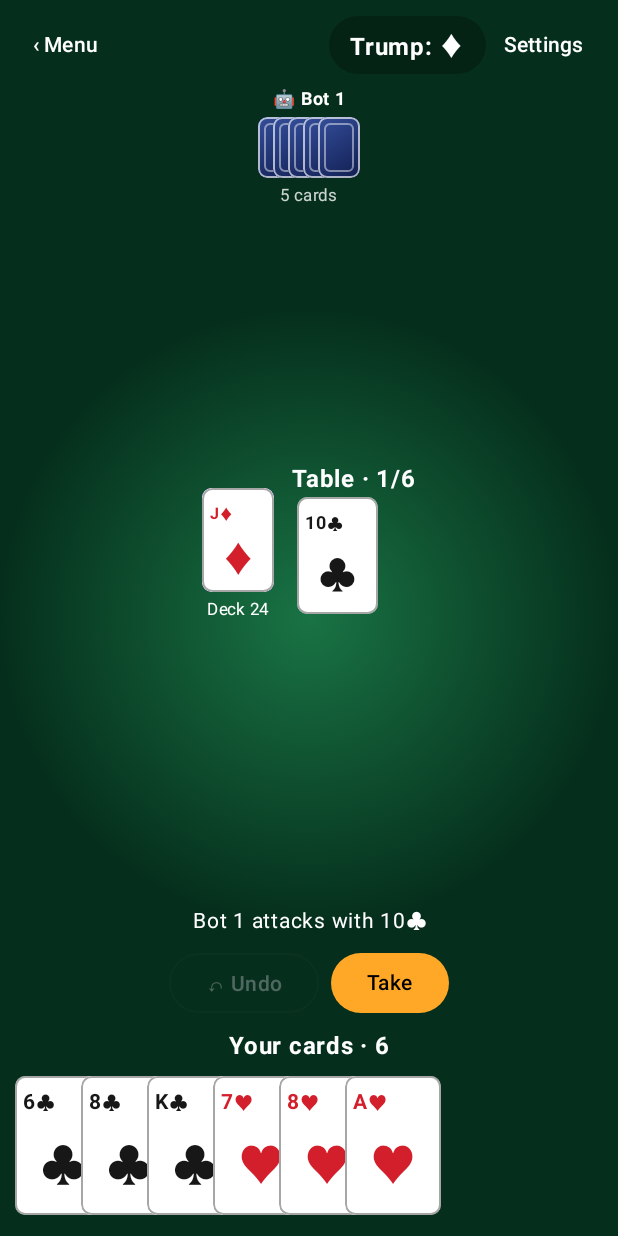
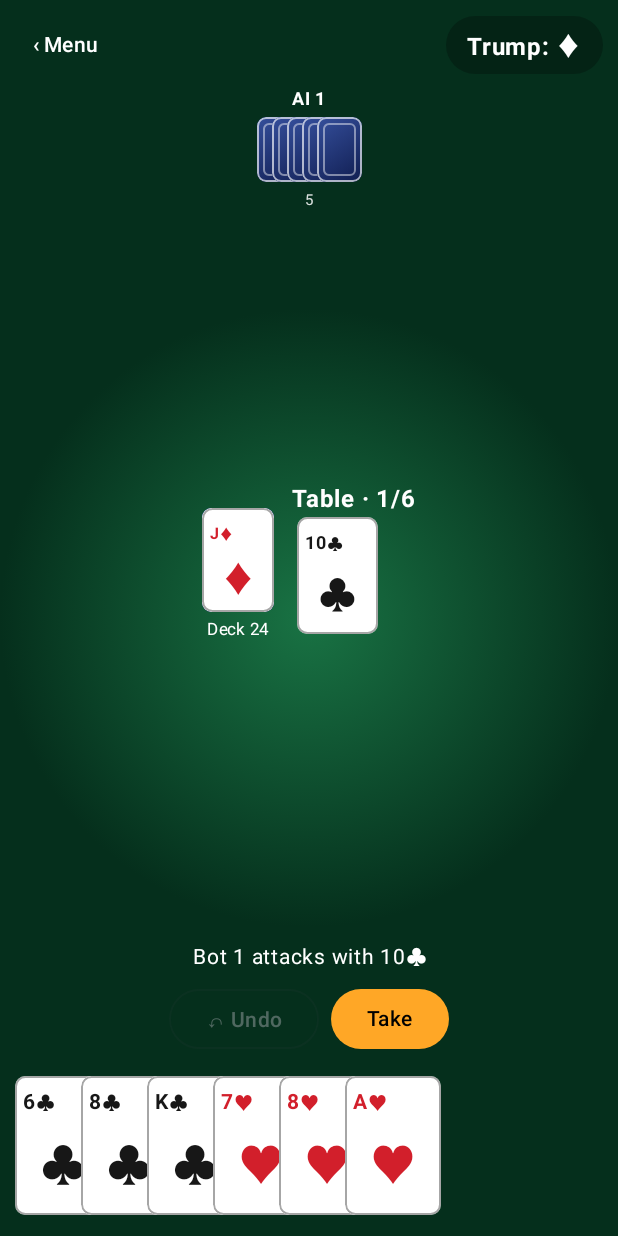
Before and after one commit to T1bers/Duraak-Android, an Android app built with Jetpack Compose: the screen it shows after launch (MainActivity), after a tap on "Play", on a phone screen of 412 x 824 dp. Run offline under Robolectric (Android 15) with nearby library versions, the phone set to English and light mode, and no system bars.

Commit message:
Align Android UI with iOS SwiftUI layout

```diff
--- a/app/src/main/java/com/t1bers/duraak/MainActivity.kt
+++ b/app/src/main/java/com/t1bers/duraak/MainActivity.kt
@@ -135,9 +135,13 @@ fun DurakApp() {
                     colors = ButtonDefaults.buttonColors(containerColor = Gold, contentColor = Color.Black),
                     modifier = Modifier.width(220.dp).height(56.dp)
                 ) { Text("Play", fontSize = 20.sp, fontWeight = FontWeight.Bold) }
-                TextButton(onClick = { showSettings = true }) { Text("Settings", color = White) }
-                TextButton(onClick = { showBenchmark = true }) { Text("Sorting Test", color = White) }
+                TextButton(onClick = { showBenchmark = true }) { Text("Sorting Test", color = White.copy(alpha = .85f)) }
             }
+            IconButton(
+                onClick = { showInfo = true },
+                modifier = Modifier.align(Alignment.TopEnd).padding(top = 12.dp, end = 18.dp)
+                    .size(50.dp).background(Color.Black.copy(alpha = .18f), CircleShape)
+            ) { Text("ⓘ", color = White, fontSize = 27.sp) }
         } else {
             val state = game!!
             GameScreen(
@@ -355,22 +359,21 @@ private fun GameScreen(
                 modifier = Modifier.background(Color.Black.copy(alpha = .25f), CircleShape)
                     .padding(horizontal = 14.dp, vertical = 7.dp)
             )
-            TextButton(onClick = onSettings) { Text("Settings", color = White) }
         }
 
         Row(Modifier.fillMaxWidth(), horizontalArrangement = Arrangement.SpaceEvenly) {
             (1 until state.hands.size).forEach { player ->
                 Column(horizontalAlignment = Alignment.CenterHorizontally) {
                     Text(
-                        if (state.actor == player) "🤖 Bot $player · Turn" else "🤖 Bot $player",
+                        if (state.actor == player) "AI $player ⚔️" else "AI $player",
                         color = if (state.actor == player) Gold else White,
                         fontWeight = FontWeight.Bold,
                         fontSize = 12.sp
                     )
-                    Row(horizontalArrangement = Arrangement.spacedBy((-18).dp)) {
-                        repeat(minOf(state.hands[player].size, if (horizontal) 5 else 7)) { CardBack(28) }
+                    Row(horizontalArrangement = Arrangement.spacedBy((-20).dp)) {
+                        repeat(minOf(state.hands[player].size, 8)) { CardBack(30) }
                     }
-                    Text("${state.hands[player].size} cards", color = White.copy(alpha = .8f), fontSize = 11.sp)
+                    Text("${state.hands[player].size}", color = White.copy(alpha = .85f), fontSize = 10.sp)
                 }
             }
         }
@@ -453,8 +456,7 @@ private fun GameScreen(
             }
         }
         Spacer(Modifier.height(6.dp))
-        Text("Your cards · ${state.hands[0].size}", color = White, fontWeight = FontWeight.Bold)
-        HandView(
+                HandView(
             cards = Sorts.mergeSort(state.hands[0]) { state.sortKey(it) },
             legal = legalCards,
             enabled = state.actor == 0 && !state.over,
```
